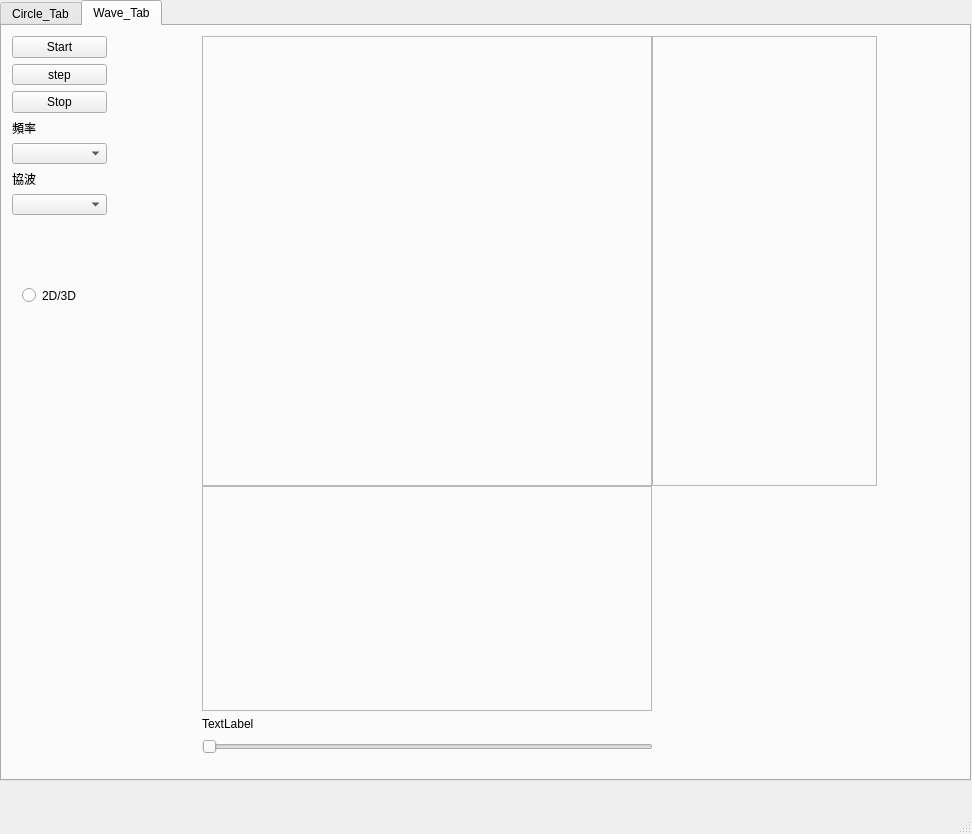
Qt form mainwindow.ui (markscat/draw_circle) before a commit.
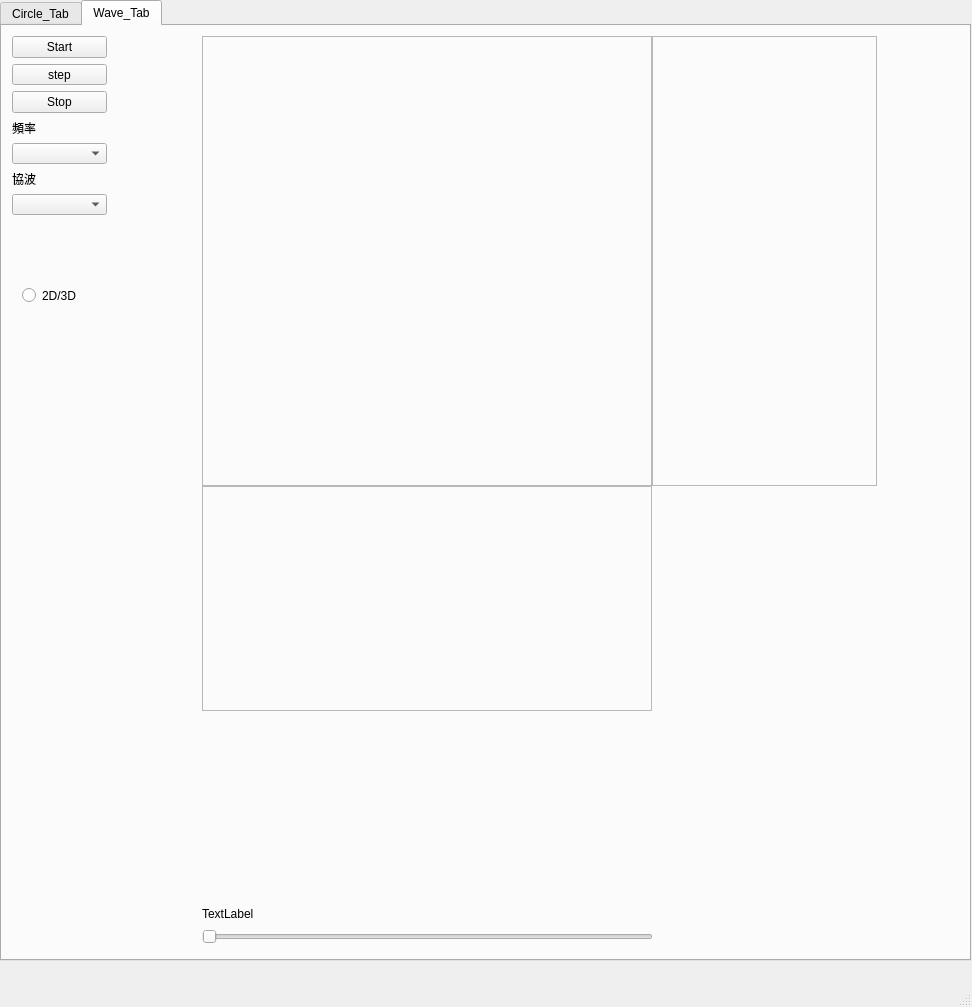
The same form after that commit. Custom widgets are drawn as their Qt base class.

What changed in the file:
```diff
--- a/mainwindow.ui
+++ b/mainwindow.ui
@@ -7,7 +7,7 @@
     <x>0</x>
     <y>0</y>
     <width>972</width>
-    <height>834</height>
+    <height>1007</height>
    </rect>
   </property>
   <property name="windowTitle">
@@ -20,7 +20,7 @@
       <x>0</x>
       <y>0</y>
       <width>971</width>
-      <height>781</height>
+      <height>961</height>
      </rect>
     </property>
     <property name="currentIndex">
@@ -279,7 +279,7 @@
       <property name="geometry">
        <rect>
         <x>200</x>
-        <y>710</y>
+        <y>900</y>
         <width>451</width>
         <height>22</height>
        </rect>
@@ -292,7 +292,7 @@
       <property name="geometry">
        <rect>
         <x>200</x>
-        <y>690</y>
+        <y>880</y>
         <width>53</width>
         <height>15</height>
        </rect>
```
